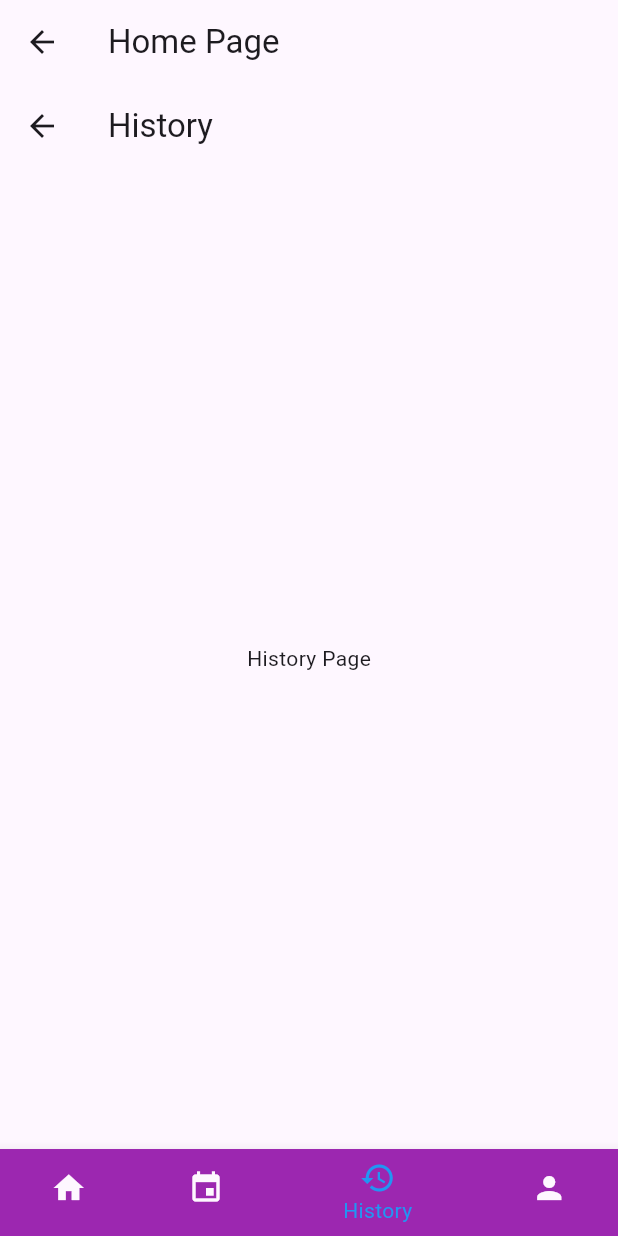
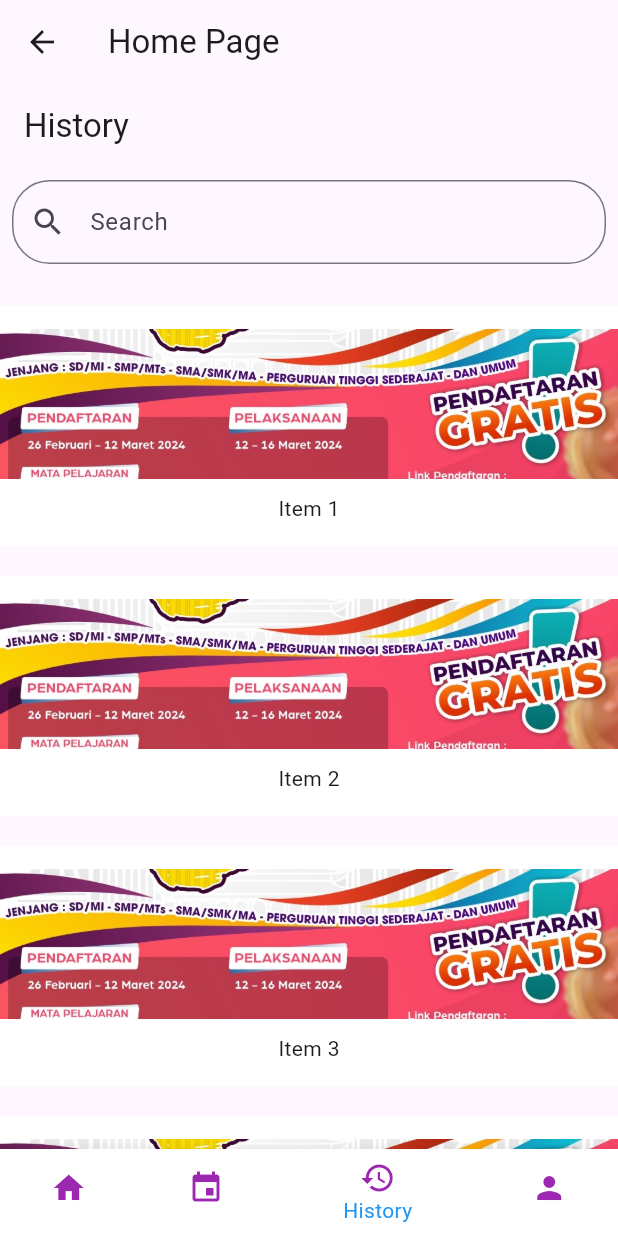
Before and after one commit to Sofyan0/gypem, a Flutter app: the HomePage screen opened directly, item 3 of the bottom bar chosen, on a phone screen of 412 x 824 dp. Run offline on Flutter 3.47's test engine with Material 3 defaults, Android fonts, the phone set to English and light mode, and no system bars.

Commit message:
update home dan history

```diff
--- a/lib/pages/history_page.dart
+++ b/lib/pages/history_page.dart
@@ -1,14 +1,108 @@
 import 'package:flutter/material.dart';
 
-class HistoryPage extends StatelessWidget {
+class HistoryPage extends StatefulWidget {
+  @override
+  _HistoryPageState createState() => _HistoryPageState();
+}
+
+class _HistoryPageState extends State<HistoryPage> {
+  TextEditingController _searchController = TextEditingController();
+  List<String> _historyItems = [
+    'Item 1',
+    'Item 2',
+    'Item 3',
+    'Item 4',
+    'Item 5',
+    'Item 6',
+    'Item 7',
+    'Item 8',
+    'Item 9',
+    'Item 10',
+  ];
+  List<String> _filteredItems = [];
+
+  @override
+  void initState() {
+    _filteredItems.addAll(_historyItems);
+    super.initState();
+  }
+
+  void _filterSearchResults(String query) {
+    List<String> dummySearchList = List<String>.from(_historyItems);
+    if (query.isNotEmpty) {
+      List<String> dummyListData = [];
+      dummySearchList.forEach((item) {
+        if (item.toLowerCase().contains(query.toLowerCase())) {
+          dummyListData.add(item);
+        }
+      });
+      setState(() {
+        _filteredItems.clear();
+        _filteredItems.addAll(dummyListData);
+      });
+      return;
+    } else {
+      setState(() {
+        _filteredItems.clear();
+        _filteredItems.addAll(_historyItems);
+      });
+    }
+  }
+
   @override
   Widget build(BuildContext context) {
     return Scaffold(
       appBar: AppBar(
         title: Text('History'),
+        automaticallyImplyLeading: false, // Ini akan menghilangkan panah kembali
       ),
-      body: Center(
-        child: Text('History Page'),
+      body: Column(
+        children: <Widget>[
+          Padding(
+            padding: const EdgeInsets.all(8.0),
+            child: TextField(
+              controller: _searchController,
+              onChanged: _filterSearchResults,
+              decoration: InputDecoration(
+                labelText: 'Search',
+                hintText: 'Search',
+                prefixIcon: Icon(Icons.search),
+                border: OutlineInputBorder(
+                  borderRadius: BorderRadius.all(Radius.circular(25.0)),
+                ),
+              ),
+            ),
+          ),
+          SizedBox(height: 10), // Jarak antara TextField dan ListView
+          Expanded(
+            child: ListView.builder(
+              itemCount: _filteredItems.length,
+              itemBuilder: (BuildContext context, int index) {
+                return Container(
+                  height: 160,
+                  margin: EdgeInsets.symmetric(vertical: 10),
+                  color: Colors.white,
+                  child: Column(
+                    mainAxisAlignment: MainAxisAlignment.center,
+                    children: [
+                      Image.asset(
+                        'assets/images/poster3.jpg',
+                        width: double.infinity,
+                        height: 100, // Sesuaikan tinggi gambar sesuai kebutuhan
+                        fit: BoxFit.cover, // Menyesuaikan gambar ke kotak
+                        errorBuilder: (BuildContext context, Object exception, StackTrace? stackTrace) {
+                          return Text('Gagal memuat gambar');
+                        },
+                      ),
+                      SizedBox(height: 10),
+                      Text(_filteredItems[index]),
+                    ],
+                  ),
+                );
+              },
+            ),
+          ),
+        ],
       ),
     );
   }
--- a/lib/pages/home_page.dart
+++ b/lib/pages/home_page.dart
@@ -2,6 +2,26 @@ import 'package:flutter/material.dart';
 import 'event_page.dart';
 import 'history_page.dart';
 import 'profile_page.dart';
+
+void main() {
+  runApp(MyApp());
+}
+
+class MyApp extends StatelessWidget {
+  @override
+  Widget build(BuildContext context) {
+    return MaterialApp(
+      title: 'My App',
+      // Tambahkan rute /notifications di sini
+      routes: {
+        '/': (context) => HomePage(),
+        '/notifications': (context) => NotifikasiPage(),
+        //Tambahkan rute-rute lain jika ada
+      },
+      initialRoute: '/', // Rute awal aplikasi
+    );
+  }
+}
 
 class HomePage extends StatefulWidget {
   @override
@@ -11,15 +31,13 @@ class HomePage extends StatefulWidget {
 class _HomePageState extends State<HomePage> {
   int _selectedIndex = 0;
 
-  // Daftar halaman yang akan ditampilkan berdasarkan indeks tombol navigasi
   static List<Widget> _widgetOptions = <Widget>[
     HomePageContent(),
     EventPage(),
     HistoryPage(),
-    ProfilePage(), // Tambahkan ProfilePage di sini
+    ProfilePage(),
   ];
 
-  // Fungsi untuk mengubah halaman berdasarkan indeks tombol navigasi yang dipilih
   void _onItemTapped(int index) {
     setState(() {
       _selectedIndex = index;
@@ -42,24 +60,24 @@ class _HomePageState extends State<HomePage> {
       bottomNavigationBar: BottomNavigationBar(
         items: const <BottomNavigationBarItem>[
           BottomNavigationBarItem(
-            icon: Icon(Icons.home),
+            icon: Icon(Icons.home, color: Colors.purple),
             label: 'Home',
-            backgroundColor: Colors.purple, // Warna latar belakang ungu
+            backgroundColor: Colors.white,
           ),
           BottomNavigationBarItem(
-            icon: Icon(Icons.event),
+            icon: Icon(Icons.event, color: Colors.purple),
             label: 'Event',
-            backgroundColor: Colors.purple, // Warna latar belakang ungu
+            backgroundColor: Colors.white,
           ),
           BottomNavigationBarItem(
-            icon: Icon(Icons.history),
+            icon: Icon(Icons.history, color: Colors.purple),
             label: 'History',
-            backgroundColor: Colors.purple, // Warna latar belakang ungu
+            backgroundColor: Colors.white,
           ),
           BottomNavigationBarItem(
-            icon: Icon(Icons.person),
+            icon: Icon(Icons.person, color: Colors.purple),
             label: 'Profile',
-            backgroundColor: Colors.purple, // Warna latar belakang ungu
+            backgroundColor: Colors.white,
           ),
         ],
         currentIndex: _selectedIndex,
@@ -90,10 +108,15 @@ class HomePageContent extends StatelessWidget {
               Row(
                 mainAxisAlignment: MainAxisAlignment.spaceBetween,
                 children: [
-                  Icon(
-                    Icons.notifications,
-                    size: 40,
-                    color: Colors.white,
+                  IconButton(
+                    icon: Icon(
+                      Icons.notifications,
+                      size: 40,
+                      color: Colors.white,
+                    ),
+                    onPressed: () {
+                      Navigator.pushNamed(context, '/notifications'); // Navigasi ke halaman notifikasi
+                    },
                   ),
                   Image.asset(
                     'assets/images/logo2.png',
@@ -133,7 +156,7 @@ class HomePageContent extends StatelessWidget {
               ),
               GestureDetector(
                 onTap: () {
-                  Navigator.pushNamed(context, '/berita_terkini'); // Navigasi ke halaman berita terkini
+                  Navigator.pushNamed(context, '/berita_terkini');
                 },
                 child: Text(
                   "Lihat Semua",
@@ -157,18 +180,17 @@ class HomePageContent extends StatelessWidget {
               return Container(
                 width: 160,
                 margin: EdgeInsets.symmetric(horizontal: 10),
-                color: Colors.blue,
+                color: Colors.white,
                 child: Column(
                   mainAxisAlignment: MainAxisAlignment.center,
                   children: [
-                    // Tambahkan foto di sini
-                    Image.asset('assets/images/poster1.jpg', // Ganti dengan path foto yang sesuai
+                    Image.asset('assets/images/poster1.jpg',
                       errorBuilder: (BuildContext context, Object exception, StackTrace? stackTrace) {
                         return Text('Gagal memuat gambar');
                       },
                     ),
                     SizedBox(height: 10),
-                    Text('Item $index'),
+                    Text('Olimpiade GYPEM'),
                   ],
                 ),
               );
@@ -183,30 +205,29 @@ class HomePageContent extends StatelessWidget {
             fontWeight: FontWeight.bold,
           ),
         ),
-      SizedBox(height: 10),
+        SizedBox(height: 10),
         Container(
-          height: 500,  // Adjust the height to fit the content
+          height: 500,
           child: ListView.builder(
-            scrollDirection: Axis.vertical,  // Change to vertical scrolling
+            scrollDirection: Axis.vertical,
             itemCount: 5,
             itemBuilder: (BuildContext context, int index) {
               return Container(
                 width: double.infinity,
                 height: 160,
                 margin: EdgeInsets.symmetric(vertical: 10),
-                color: Colors.blue,
+                color: Colors.white,
                 child: Column(
                   mainAxisAlignment: MainAxisAlignment.center,
                   children: [
-                    // Tambahkan foto di sini
                     Image.asset(
-                      'assets/images/poster2_.jpg', // Ganti dengan path foto yang sesuai
+                      'assets/images/poster2.jpg',
                       errorBuilder: (BuildContext context, Object exception, StackTrace? stackTrace) {
                         return Text('Gagal memuat gambar');
                       },
                     ),
                     SizedBox(height: 10),
-                    Text('Item $index'),
+                    Text('IFSO'),
                   ],
                 ),
               );
@@ -217,3 +238,17 @@ class HomePageContent extends StatelessWidget {
     );
   }
 }
+
+class NotifikasiPage extends StatelessWidget {
+  @override
+  Widget build(BuildContext context) {
+    return Scaffold(
+      appBar: AppBar(
+        title: Text('Notifikasi'),
+      ),
+      body: Center(
+        child: Text('Ini adalah halaman notifikasi'),
+      ),
+    );
+  }
+}
```
Also changed, not shown: lib/pages/notifikasi_page.dart (added, +49 -0 lines).
